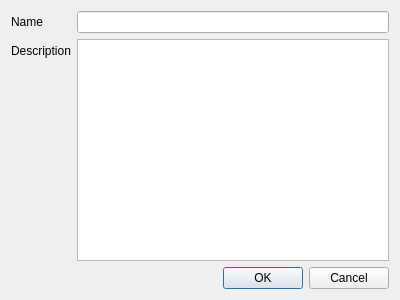
The window that DisplayNodeDialog.ui (djurodrljaca/salamander-alm) describes before a commit, drawn with Qt 5.
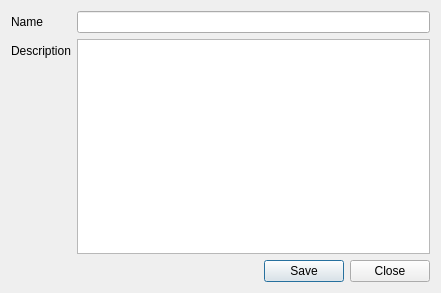
The same window after the commit.

```diff
--- a/DisplayNodeDialog.ui
+++ b/DisplayNodeDialog.ui
@@ -6,8 +6,8 @@
    <rect>
     <x>0</x>
     <y>0</y>
-    <width>400</width>
-    <height>300</height>
+    <width>441</width>
+    <height>293</height>
    </rect>
   </property>
   <property name="windowTitle">
@@ -24,7 +24,7 @@
    <item row="0" column="1">
     <widget class="QLineEdit" name="name_lineEdit">
      <property name="readOnly">
-      <bool>true</bool>
+      <bool>false</bool>
      </property>
     </widget>
    </item>
@@ -38,7 +38,7 @@
    <item row="1" column="1">
     <widget class="QPlainTextEdit" name="description_plainTextEdit">
      <property name="readOnly">
-      <bool>true</bool>
+      <bool>false</bool>
      </property>
     </widget>
    </item>
@@ -48,7 +48,7 @@
       <enum>Qt::Horizontal</enum>
      </property>
      <property name="standardButtons">
-      <set>QDialogButtonBox::Cancel|QDialogButtonBox::Ok</set>
+      <set>QDialogButtonBox::Close|QDialogButtonBox::Save</set>
      </property>
     </widget>
    </item>
```
Left out of the diff: 23 changed lines with no effect on the pictures.
